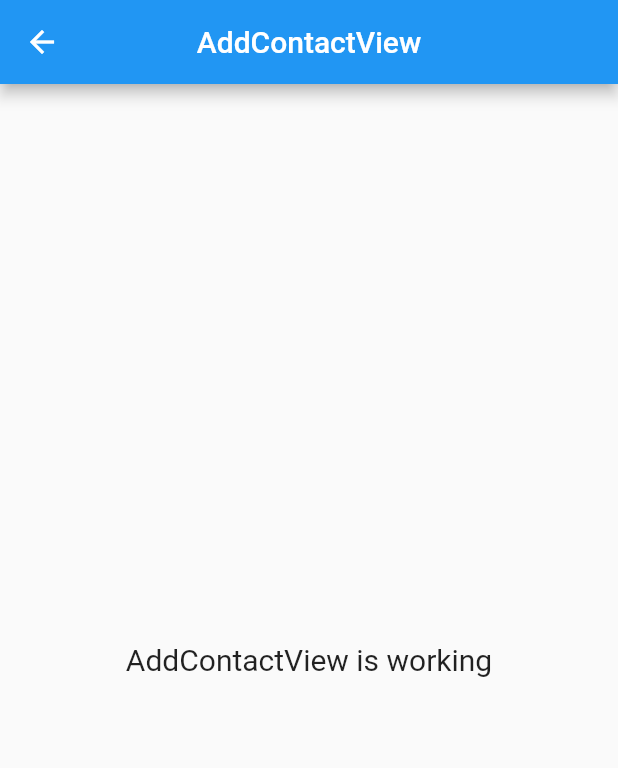
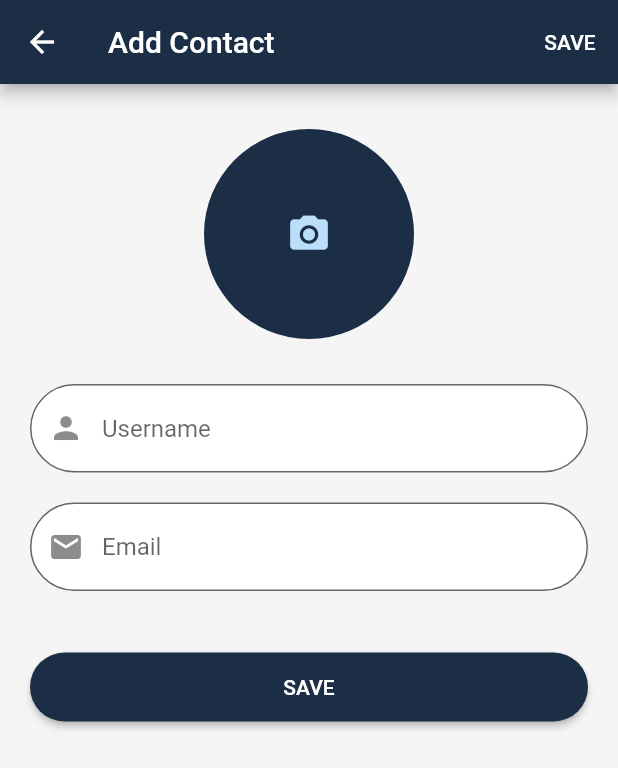
Before and after one commit to mdfikrie/employee, a Flutter app: the AddContactView screen opened by its route, on a phone screen of 412 x 824 dp. Shown: the top 768 px of the screen. Run offline on Flutter 3.47's test engine with Material 2 defaults, Android fonts, the phone set to English and light mode, and no system bars; our stand-ins replace get; network calls fail.

Commit message:
custom add_contact page

```diff
--- a/lib/app/modules/add_contact/controllers/add_contact_controller.dart
+++ b/lib/app/modules/add_contact/controllers/add_contact_controller.dart
@@ -1,20 +1,19 @@
+import 'package:flutter/cupertino.dart';
 import 'package:get/get.dart';
 
 class AddContactController extends GetxController {
-  //TODO: Implement AddContactController
+  late TextEditingController username;
+  late TextEditingController email;
 
-  final count = 0.obs;
   @override
   void onInit() {
+    username = TextEditingController();
+    email = TextEditingController();
     super.onInit();
   }
 
-  @override
-  void onReady() {
-    super.onReady();
+  void save(String username, String email) {
+    print(username);
+    print(email);
   }
-
-  @override
-  void onClose() {}
-  void increment() => count.value++;
 }
--- a/lib/app/modules/add_contact/views/add_contact_view.dart
+++ b/lib/app/modules/add_contact/views/add_contact_view.dart
@@ -8,15 +8,110 @@ class AddContactView extends GetView<AddContactController> {
   @override
   Widget build(BuildContext context) {
     return Scaffold(
+      backgroundColor: Colors.grey.shade100,
       appBar: AppBar(
-        title: Text('AddContactView'),
-        centerTitle: true,
+        title: Text('Add Contact'),
+        backgroundColor: Color(0xFF1c2e46),
+        actions: [
+          TextButton(
+            onPressed: () {
+              controller.save(
+                controller.username.text,
+                controller.email.text,
+              );
+            },
+            child: Text(
+              "SAVE",
+              style: TextStyle(color: Colors.white),
+            ),
+          ),
+        ],
       ),
-      body: Center(
-        child: Text(
-          'AddContactView is working',
-          style: TextStyle(fontSize: 20),
-        ),
+      body: ListView(
+        children: [
+          SizedBox(height: 30),
+          CircleAvatar(
+            radius: 70,
+            backgroundColor: Color(0xFF1c2e46),
+            child: Icon(
+              Icons.camera_alt,
+              size: 30,
+            ),
+          ),
+          SizedBox(height: 30),
+          Padding(
+            padding: const EdgeInsets.symmetric(horizontal: 20),
+            child: Column(
+              children: [
+                TextField(
+                  controller: controller.username,
+                  decoration: InputDecoration(
+                    prefixIcon: Icon(Icons.person),
+                    hintText: "Username",
+                    fillColor: Colors.white,
+                    filled: true,
+                    border: OutlineInputBorder(
+                      borderRadius: BorderRadius.circular(50),
+                    ),
+                    focusColor: Color(0xFF1c2e46),
+                    focusedBorder: OutlineInputBorder(
+                      borderRadius: BorderRadius.circular(50),
+                    ),
+                    contentPadding: EdgeInsets.symmetric(
+                      horizontal: 30,
+                      vertical: 20,
+                    ),
+                  ),
+                ),
+                SizedBox(
+                  height: 20,
+                ),
+                TextField(
+                  controller: controller.email,
+                  decoration: InputDecoration(
+                    prefixIcon: Icon(Icons.email),
+                    hintText: "Email",
+                    fillColor: Colors.white,
+                    filled: true,
+                    border: OutlineInputBorder(
+                      borderRadius: BorderRadius.circular(50),
+                    ),
+                    focusColor: Color(0xFF1c2e46),
+                    focusedBorder: OutlineInputBorder(
+                      borderRadius: BorderRadius.circular(50),
+                    ),
+                    contentPadding: EdgeInsets.symmetric(
+                      horizontal: 30,
+                      vertical: 20,
+                    ),
+                  ),
+                ),
+              ],
+            ),
+          ),
+          SizedBox(
+            height: 40,
+          ),
+          Padding(
+            padding: const EdgeInsets.symmetric(horizontal: 20),
+            child: ElevatedButton(
+              onPressed: () {
+                controller.save(
+                  controller.username.text,
+                  controller.email.text,
+                );
+              },
+              child: Text("SAVE"),
+              style: ElevatedButton.styleFrom(
+                primary: Color(0xFF1c2e46),
+                shape: RoundedRectangleBorder(
+                  borderRadius: BorderRadius.circular(50),
+                ),
+                padding: EdgeInsets.symmetric(vertical: 15),
+              ),
+            ),
+          ),
+        ],
       ),
     );
   }
--- a/lib/app/modules/home/views/home_view.dart
+++ b/lib/app/modules/home/views/home_view.dart
@@ -1,4 +1,5 @@
 import 'package:employee/app/modules/home/views/components/list_user.dart';
+import 'package:employee/app/routes/app_pages.dart';
 import 'package:flutter/material.dart';
 import 'package:get/get.dart';
 import '../controllers/home_controller.dart';
@@ -19,7 +20,9 @@ class HomeView extends GetView<HomeController> {
       ),
       body: ListUser(),
       floatingActionButton: FloatingActionButton(
-        onPressed: () {},
+        onPressed: () {
+          Get.toNamed(Routes.ADD_CONTACT);
+        },
         backgroundColor: Color(0xFF1c2e46),
         child: Icon(
           Icons.add,
```
